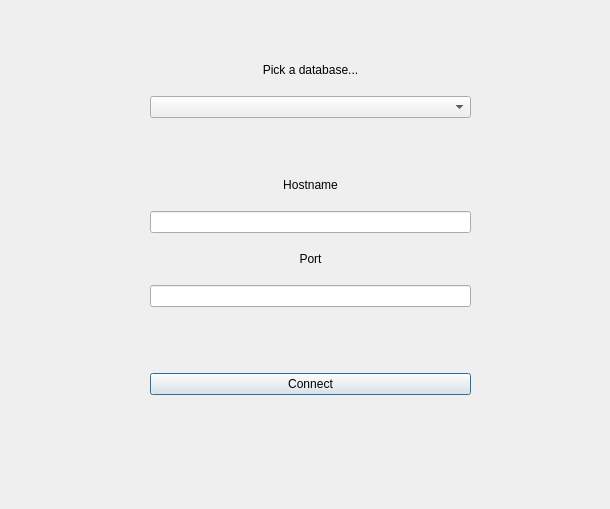
Before: the Qt Designer form ui/databaseaccesswindow.ui in MoisesAPC/PPP, drawn with Qt 5.
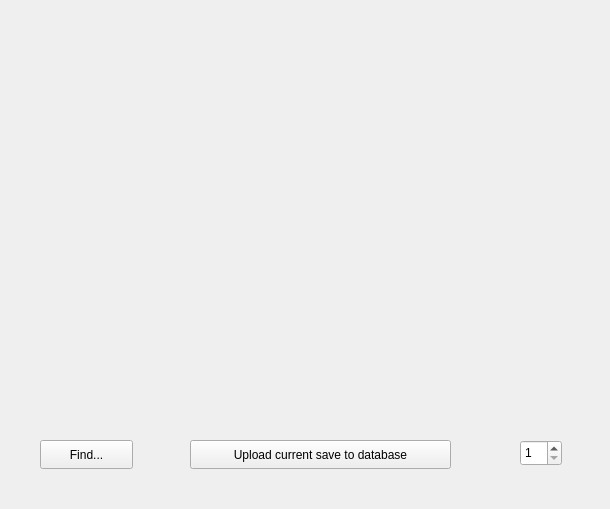
After: the same form once the commit is applied. The open tabs and pages were chosen to show the change.

Diff of the .ui file:
```diff
--- a/ui/databaseaccesswindow.ui
+++ b/ui/databaseaccesswindow.ui
@@ -117,7 +117,50 @@
      </layout>
     </widget>
    </widget>
-   <widget class="QWidget" name="page_2"/>
+   <widget class="QWidget" name="pageSaveList">
+    <widget class="QPushButton" name="buttonUpload">
+     <property name="geometry">
+      <rect>
+       <x>170</x>
+       <y>430</y>
+       <width>261</width>
+       <height>29</height>
+      </rect>
+     </property>
+     <property name="text">
+      <string>Upload current save to database</string>
+     </property>
+    </widget>
+    <widget class="QSpinBox" name="sbPageList">
+     <property name="geometry">
+      <rect>
+       <x>500</x>
+       <y>430</y>
+       <width>42</width>
+       <height>26</height>
+      </rect>
+     </property>
+     <property name="minimum">
+      <number>1</number>
+     </property>
+     <property name="maximum">
+      <number>50</number>
+     </property>
+    </widget>
+    <widget class="QPushButton" name="buttonFind">
+     <property name="geometry">
+      <rect>
+       <x>20</x>
+       <y>430</y>
+       <width>93</width>
+       <height>29</height>
+      </rect>
+     </property>
+     <property name="text">
+      <string>Find...</string>
+     </property>
+    </widget>
+   </widget>
   </widget>
  </widget>
  <resources/>
```
